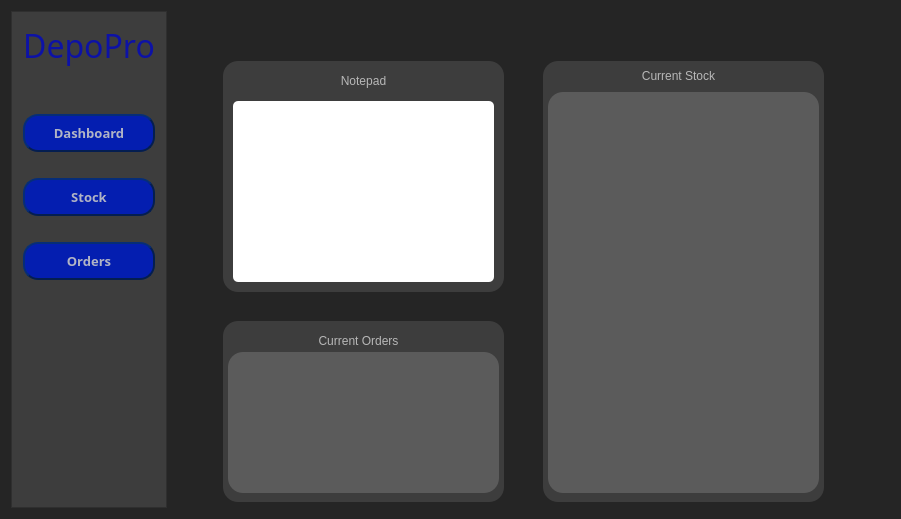
AlexOfRivia/DepoPro, file DepoPro/DepoPro.ui: the form before one commit.
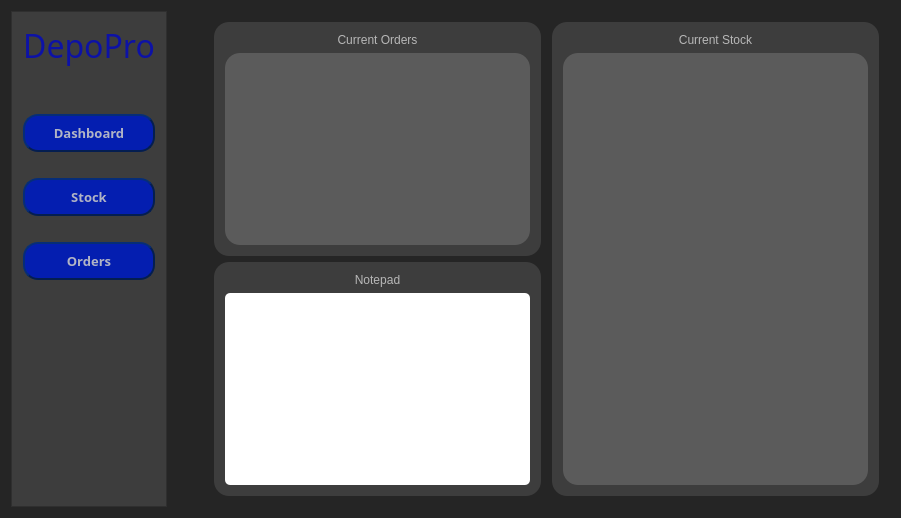
The form after the commit. The open tabs and pages were chosen to show the change.

Diff of the .ui file:
```diff
--- a/DepoPro/DepoPro.ui
+++ b/DepoPro/DepoPro.ui
@@ -7,7 +7,7 @@
     <x>0</x>
     <y>0</y>
     <width>901</width>
-    <height>519</height>
+    <height>518</height>
    </rect>
   </property>
   <property name="windowTitle">
@@ -519,15 +519,56 @@
        </layout>
       </widget>
       <widget class="QWidget" name="page_3">
+       <layout class="QHBoxLayout" name="horizontalLayout_4">
+        <item>
+         <layout class="QVBoxLayout" name="verticalLayout_7">
+          <item>
+           <widget class="QFrame" name="orderWidget">
+            <property name="styleSheet">
+             <string notr="true">QFrame
+{
+	background-color: rgb(61,61,61);
+	border-style: inset;
+	border-radius: 15px;
+}</string>
+            </property>
+            <property name="frameShape">
+             <enum>QFrame::Shape::StyledPanel</enum>
+            </property>
+            <property name="frameShadow">
+             <enum>QFrame::Shadow::Raised</enum>
+            </property>
+            <layout class="QVBoxLayout" name="verticalLayout_5">
+             <item>
+              <widget class="QLabel" name="label_4">
+               <property name="styleSheet">
+                <string notr="true">QLabel
+{
+	font: 700 12pt &quot;Britannic&quot;;
+	color: rgba(200,200,200,225);
+}</string>
+               </property>
+               <property name="text">
+                <string>&lt;html&gt;&lt;head/&gt;&lt;body&gt;&lt;p align=&quot;center&quot;&gt;Current Orders&lt;/p&gt;&lt;/body&gt;&lt;/html&gt;</string>
+               </property>
+              </widget>
+             </item>
+             <item>
+              <widget class="QListWidget" name="listWidget">
+               <property name="styleSheet">
+                <string notr="true">QListWidget
+{
+	border:none;
+	background-color: rgba(121,121,121,128);
+}</string>
+               </property>
+              </widget>
+             </item>
+            </layout>
+           </widget>
+          </item>
+          <item>
        <widget class="QFrame" name="NotepadFrame">
-        <property name="geometry">
-         <rect>
-          <x>20</x>
-          <y>50</y>
-          <width>281</width>
-          <height>231</height>
-         </rect>
-        </property>
         <property name="styleSheet">
          <string notr="true">QFrame
 {
@@ -542,15 +583,23 @@
         <property name="frameShadow">
          <enum>QFrame::Shadow::Raised</enum>
         </property>
+            <layout class="QVBoxLayout" name="verticalLayout_4">
+             <item>
+              <widget class="QLabel" name="label">
+               <property name="styleSheet">
+                <string notr="true">QLabel
+{
+	font: 700 12pt &quot;Britannic&quot;;
+	color: rgba(200,200,200,225);
+}</string>
+               </property>
+               <property name="text">
+                <string>&lt;html&gt;&lt;head/&gt;&lt;body&gt;&lt;p align=&quot;center&quot;&gt;Notepad&lt;/p&gt;&lt;/body&gt;&lt;/html&gt;</string>
+               </property>
+              </widget>
+             </item>
+             <item>
         <widget class="QTextEdit" name="textEdit">
-         <property name="geometry">
-          <rect>
-           <x>10</x>
-           <y>40</y>
-           <width>261</width>
-           <height>181</height>
-          </rect>
-         </property>
          <property name="styleSheet">
           <string notr="true">QTextEdit
 {
@@ -559,97 +608,30 @@
 }</string>
          </property>
         </widget>
-        <widget class="QLabel" name="label">
-         <property name="geometry">
-          <rect>
-           <x>10</x>
-           <y>10</y>
-           <width>261</width>
-           <height>21</height>
-          </rect>
-         </property>
-         <property name="styleSheet">
-          <string notr="true">QLabel
-{
-	font: 700 12pt &quot;Britannic&quot;;
-	color: rgba(200,200,200,225);
-}</string>
-         </property>
-         <property name="text">
-          <string>&lt;html&gt;&lt;head/&gt;&lt;body&gt;&lt;p align=&quot;center&quot;&gt;Notepad&lt;/p&gt;&lt;/body&gt;&lt;/html&gt;</string>
-         </property>
-        </widget>
-       </widget>
-       <widget class="QFrame" name="orderWidget">
-        <property name="geometry">
-         <rect>
-          <x>20</x>
-          <y>310</y>
-          <width>281</width>
-          <height>181</height>
-         </rect>
-        </property>
-        <property name="styleSheet">
-         <string notr="true">QFrame
-{
-	background-color: rgb(61,61,61);
-	border-style: inset;
-	border-radius: 15px;
-}</string>
-        </property>
-        <property name="frameShape">
-         <enum>QFrame::Shape::StyledPanel</enum>
-        </property>
-        <property name="frameShadow">
-         <enum>QFrame::Shadow::Raised</enum>
-        </property>
-        <widget class="QLabel" name="label_4">
-         <property name="geometry">
-          <rect>
-           <x>10</x>
-           <y>10</y>
-           <width>251</width>
-           <height>21</height>
-          </rect>
-         </property>
-         <property name="styleSheet">
-          <string notr="true">QLabel
-{
-	font: 700 12pt &quot;Britannic&quot;;
-	color: rgba(200,200,200,225);
-}</string>
-         </property>
-         <property name="text">
-          <string>&lt;html&gt;&lt;head/&gt;&lt;body&gt;&lt;p align=&quot;center&quot;&gt;Current Orders&lt;/p&gt;&lt;/body&gt;&lt;/html&gt;</string>
-         </property>
-        </widget>
-        <widget class="QListWidget" name="listWidget">
-         <property name="geometry">
-          <rect>
-           <x>5</x>
-           <y>31</y>
-           <width>271</width>
-           <height>141</height>
-          </rect>
-         </property>
-         <property name="styleSheet">
-          <string notr="true">QListWidget
-{
-	border:none;
-	background-color: rgba(121,121,121,128);
-}</string>
-         </property>
-        </widget>
-       </widget>
+             </item>
+            </layout>
+           </widget>
+          </item>
+         </layout>
+        </item>
+        <item>
+         <spacer name="horizontalSpacer_10">
+          <property name="orientation">
+           <enum>Qt::Orientation::Horizontal</enum>
+          </property>
+          <property name="sizeType">
+           <enum>QSizePolicy::Policy::Fixed</enum>
+          </property>
+          <property name="sizeHint" stdset="0">
+           <size>
+            <width>5</width>
+            <height>20</height>
+           </size>
+          </property>
+         </spacer>
+        </item>
+        <item>
        <widget class="QFrame" name="stockWidget">
-        <property name="geometry">
-         <rect>
-          <x>340</x>
-          <y>50</y>
-          <width>281</width>
-          <height>441</height>
-         </rect>
-        </property>
         <property name="styleSheet">
          <string notr="true">QFrame
 {
@@ -664,15 +646,9 @@
         <property name="frameShadow">
          <enum>QFrame::Shadow::Raised</enum>
         </property>
+          <layout class="QVBoxLayout" name="verticalLayout_6">
+           <item>
         <widget class="QLabel" name="label_5">
-         <property name="geometry">
-          <rect>
-           <x>10</x>
-           <y>0</y>
-           <width>251</width>
-           <height>31</height>
-          </rect>
-         </property>
          <property name="styleSheet">
           <string notr="true">QLabel
 {
@@ -684,15 +660,9 @@
           <string>&lt;html&gt;&lt;head/&gt;&lt;body&gt;&lt;p align=&quot;center&quot;&gt;Current Stock&lt;/p&gt;&lt;/body&gt;&lt;/html&gt;</string>
          </property>
         </widget>
+           </item>
+           <item>
         <widget class="QListWidget" name="listWidget_2">
-         <property name="geometry">
-          <rect>
-           <x>5</x>
-           <y>31</y>
-           <width>271</width>
-           <height>401</height>
-          </rect>
-         </property>
          <property name="styleSheet">
           <string notr="true">QListWidget
 {
@@ -701,7 +671,11 @@
 }</string>
          </property>
         </widget>
-       </widget>
+           </item>
+          </layout>
+         </widget>
+        </item>
+       </layout>
       </widget>
       <widget class="QWidget" name="page_2">
        <layout class="QVBoxLayout" name="verticalLayout_3">
```
Left out of the diff: 2 changed lines with no effect on the pictures. Lines whose indentation alone changed are shown as unchanged.
